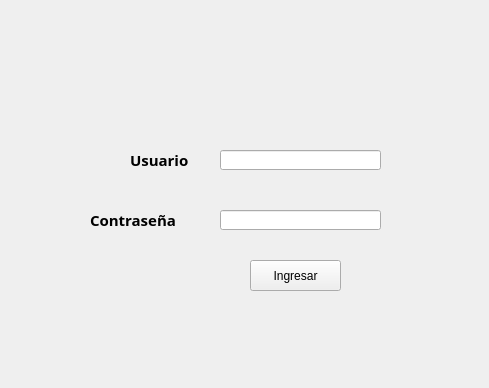
Above: inicio.ui from cabb1808/juego2 before the change. Below: the same form after it.
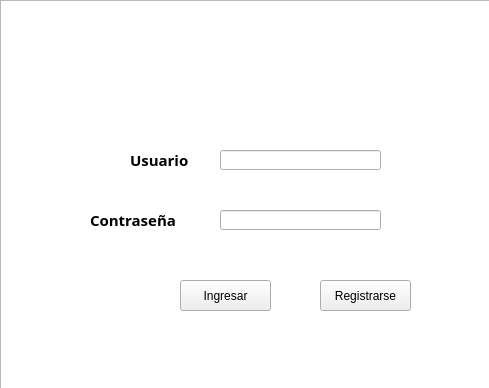
That is the form after the change.

What changed in the file:
```diff
--- a/inicio.ui
+++ b/inicio.ui
@@ -78,8 +78,8 @@
   <widget class="QPushButton" name="pushButton">
    <property name="geometry">
     <rect>
-     <x>250</x>
-     <y>260</y>
+     <x>180</x>
+     <y>280</y>
      <width>91</width>
      <height>31</height>
     </rect>
@@ -91,16 +91,47 @@
   <widget class="QLabel" name="label_3">
    <property name="geometry">
     <rect>
-     <x>250</x>
+     <x>200</x>
      <y>240</y>
-     <width>91</width>
-     <height>16</height>
+     <width>191</width>
+     <height>20</height>
     </rect>
    </property>
    <property name="text">
     <string/>
    </property>
   </widget>
+  <widget class="QPushButton" name="pushButton_2">
+   <property name="geometry">
+    <rect>
+     <x>320</x>
+     <y>280</y>
+     <width>91</width>
+     <height>31</height>
+    </rect>
+   </property>
+   <property name="text">
+    <string>Registrarse</string>
+   </property>
+  </widget>
+  <widget class="QGraphicsView" name="graphicsView">
+   <property name="geometry">
+    <rect>
+     <x>0</x>
+     <y>0</y>
+     <width>491</width>
+     <height>391</height>
+    </rect>
+   </property>
+  </widget>
+  <zorder>graphicsView</zorder>
+  <zorder>UserName</zorder>
+  <zorder>Password</zorder>
+  <zorder>label</zorder>
+  <zorder>label_2</zorder>
+  <zorder>pushButton</zorder>
+  <zorder>label_3</zorder>
+  <zorder>pushButton_2</zorder>
  </widget>
  <resources/>
  <connections/>
```
